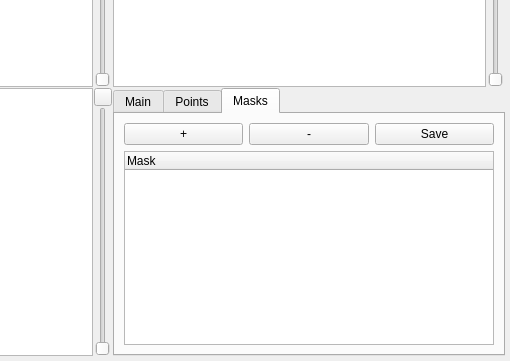
Qt form mimir_ui.ui (Darnagof/Mimir) before a commit; both pictures show x 285 to 795 and y 200 to 561 of the 795 by 561 pixel window.
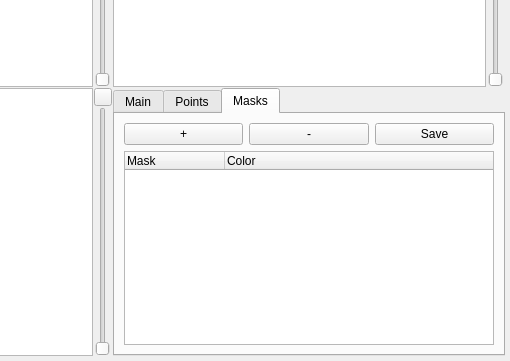
The same form after that commit. The open tabs and pages were chosen to show the change. Icons and pictures are not drawn. Custom widgets are drawn as their Qt base class.

Commit message: Added mask color options

What changed in the file:
```diff
--- a/mimir_ui.ui
+++ b/mimir_ui.ui
@@ -264,13 +264,18 @@
             <item>
              <widget class="QTreeWidget" name="masksList">
               <property name="columnCount">
-               <number>1</number>
+               <number>2</number>
               </property>
               <column>
                <property name="text">
                 <string>Mask</string>
                </property>
               </column>
+              <column>
+               <property name="text">
+                <string>Color</string>
+               </property>
+              </column>
              </widget>
             </item>
            </layout>
```
Left out of the diff: 8 changed lines with no effect on the pictures. The commit also changes 2 other files.
